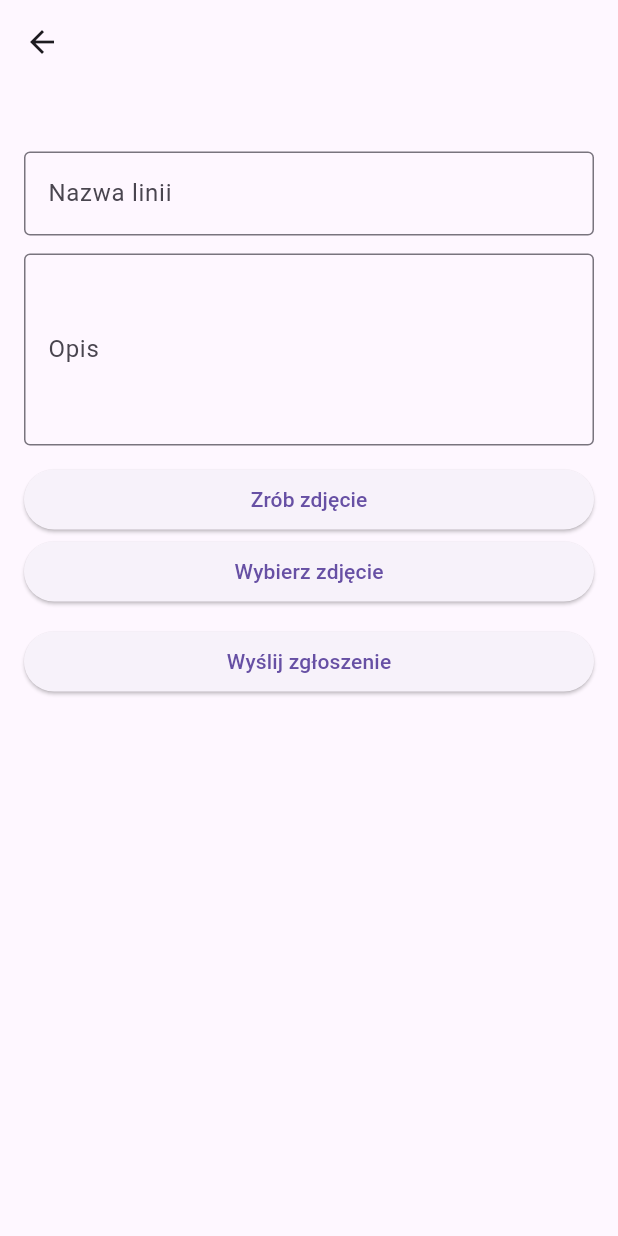
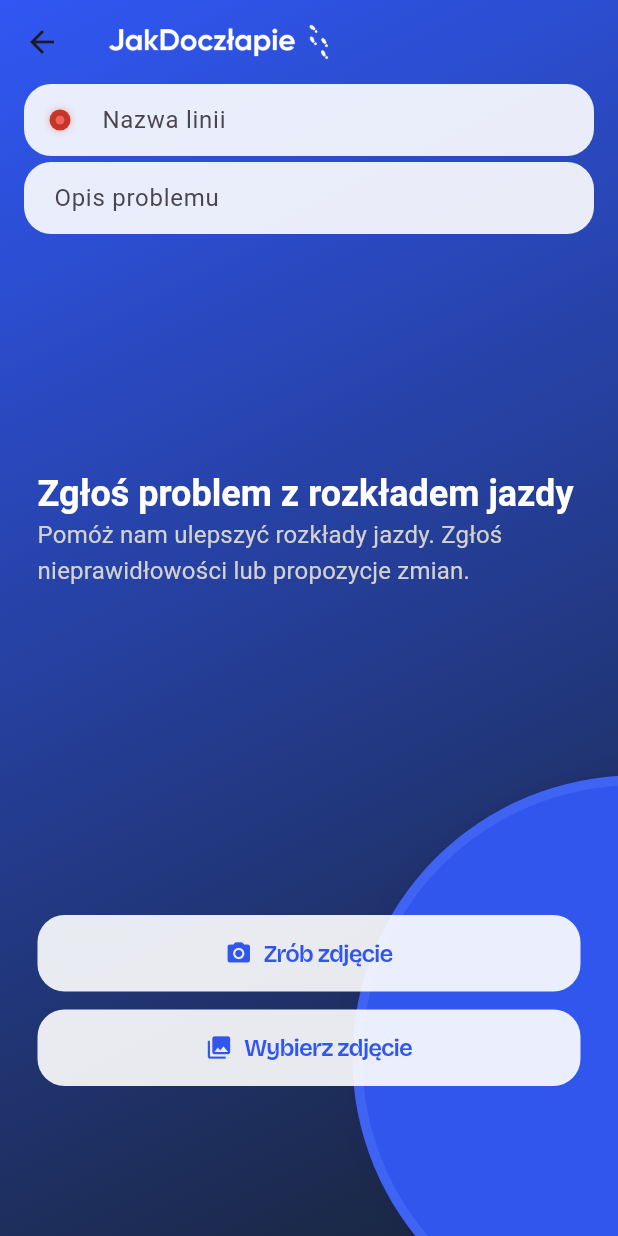
Before and after one commit to Solvro/mobile-jak-doczlapie, a Flutter app: the ReportScheduleView screen opened directly, on a phone screen of 412 x 824 dp. Run offline on Flutter 3.47's test engine with Material 3 defaults, Android fonts, the phone set to English and light mode, and no system bars; drawn by our look-alikes of flutter_form_builder, toastification; our stand-ins replace auto_route, device_preview, dio, flutter_hooks, flutter_map, flutter_svg and 11 more; generated files the repository leaves out were written again.

Commit message:
feat: redesign schedule upload form (#4)
* feat(bottom_nav): add extraBeanButtonLeft parameter to ClippedBottomNavBar for enhanced customization

* feat(report_schedule): add MultilineInput widget for description and refactor form layout and UI

* feat(toastification): integrate toastification package for enhanced user notifications in report schedule

```diff
--- a/lib/app/app.dart
+++ b/lib/app/app.dart
@@ -1,4 +1,5 @@
 import "package:flutter/material.dart";
+import "package:toastification/toastification.dart";
 import "router.dart";
 import "theme.dart";
 
@@ -11,6 +12,8 @@ class App extends StatelessWidget {
   Widget build(BuildContext context) {
     final theme = AppTheme();
 
-    return MaterialApp.router(theme: theme.light, darkTheme: theme.dark, routerConfig: _appRouter.config());
+    return ToastificationWrapper(
+      child: MaterialApp.router(theme: theme.light, darkTheme: theme.dark, routerConfig: _appRouter.config()),
+    );
   }
 }
--- /dev/null
+++ b/lib/common/widgets/inputs/multiline_input.dart
@@ -0,0 +1,56 @@
+import "package:flutter/material.dart";
+import "package:flutter_hooks/flutter_hooks.dart";
+import "../../../app/tokens.dart";
+
+class MultilineInput extends HookWidget {
+  const MultilineInput({
+    super.key,
+    required this.controller,
+    this.hintText = "Jaki przystanek?",
+    this.onChanged,
+    this.onSubmitted,
+    this.focusNode,
+    this.color,
+    this.isReadonly = false,
+    this.transparent = false,
+  });
+  final TextEditingController controller;
+  final String hintText;
+  final ValueChanged<String>? onChanged;
+  final ValueChanged<String>? onSubmitted;
+  final FocusNode? focusNode;
+  final Color? color;
+
+  final bool isReadonly;
+
+  final bool transparent;
+
+  @override
+  Widget build(BuildContext context) {
+    return SizedBox(
+      height: 150,
+      child: TextField(
+        controller: controller,
+        focusNode: focusNode,
+        onChanged: (value) {
+          onChanged?.call(value);
+        },
+        readOnly: isReadonly,
+        canRequestFocus: !isReadonly,
+        enabled: !isReadonly,
+        onSubmitted: onSubmitted,
+        maxLines: null,
+        textAlignVertical: TextAlignVertical.center,
+        style: TextStyle(color: transparent ? Colors.white : null),
+        decoration: InputDecoration(
+          hintStyle: transparent ? const TextStyle(color: Colors.white) : null,
+          filled: true,
+          fillColor: transparent ? Colors.transparent : Colors.white.withValues(alpha: 0.9),
+          hintText: hintText,
+          border: OutlineInputBorder(borderRadius: BorderRadius.circular(r18), borderSide: BorderSide.none),
+          contentPadding: const EdgeInsets.symmetric(horizontal: p16),
+        ),
+      ),
+    );
+  }
+}
--- a/lib/features/bottom_nav/view/bottom_nav_bar.dart
+++ b/lib/features/bottom_nav/view/bottom_nav_bar.dart
@@ -18,10 +18,12 @@ class ClippedBottomNavBar extends HookConsumerWidget {
     this.variant = ClippedBottomNavBarVariant.normal,
     this.extraBeanButton,
     this.showListSwitch = false,
+    this.extraBeanButtonLeft,
   });
 
   final ClippedBottomNavBarVariant variant;
   final Widget? extraBeanButton;
+  final Widget? extraBeanButtonLeft;
   final bool showListSwitch;
   @override
   Widget build(BuildContext context, WidgetRef ref) {
@@ -54,7 +56,7 @@ class ClippedBottomNavBar extends HookConsumerWidget {
                   spacing: p8,
                   children: [
                     if (showListSwitch) const MapListSwitchButton(),
-                    if (!showListSwitch) const SizedBox(width: 56),
+                    if (!showListSwitch) SizedBox(width: 56, child: extraBeanButtonLeft ?? const SizedBox.shrink()),
                     const Spacer(),
                     BeanButton(
                       icon: SvgPicture.asset(
--- /dev/null
+++ b/lib/features/report_schedule/view/report_schedule_button.dart
@@ -0,0 +1,17 @@
+import "package:auto_route/auto_route.dart";
+import "package:flutter/material.dart";
+
+import "../../../app/router.dart";
+import "../../bottom_nav/view/bean_button.dart";
+
+class ReportScheduleButton extends StatelessWidget {
+  const ReportScheduleButton({super.key});
+
+  @override
+  Widget build(BuildContext context) {
+    return BeanButton(
+      icon: const Icon(Icons.camera_alt, color: Colors.white),
+      onTap: () => context.router.push(const ReportScheduleRoute()),
+    );
+  }
+}
--- a/lib/features/report_schedule/view/report_schedule_view.dart
+++ b/lib/features/report_schedule/view/report_schedule_view.dart
@@ -4,10 +4,16 @@ import "package:auto_route/auto_route.dart";
 import "package:flutter/material.dart";
 import "package:flutter_form_builder/flutter_form_builder.dart";
 import "package:flutter_hooks/flutter_hooks.dart";
-import "package:form_builder_validators/form_builder_validators.dart";
 import "package:image_picker/image_picker.dart";
+import "package:toastification/toastification.dart";
 
-import "../../../common/widgets/app_bars/app_bar.dart";
+import "../../../app/theme.dart";
+import "../../../app/tokens.dart";
+import "../../../common/widgets/app_bars/simple_logo_app_bar.dart";
+import "../../../common/widgets/gradient_scaffold.dart";
+import "../../../common/widgets/inputs/multiline_input.dart";
+import "../../../common/widgets/inputs/my_input.dart";
+import "../../stops/view/animated_double_circle.dart";
 import "../hooks/use_image_picker.dart";
 
 class ReportScheduleView extends HookWidget {
@@ -18,62 +24,155 @@ class ReportScheduleView extends HookWidget {
     final imagePicker = useImagePicker();
     final image = imagePicker.image.value;
     final key = useRef(GlobalKey<FormBuilderState>());
+    final nameController = useTextEditingController();
+    final descriptionController = useTextEditingController();
 
     return FormBuilder(
       key: key.value,
-      child: Scaffold(
-        appBar: const CommonAppBar(),
-        body: Padding(
-          padding: const EdgeInsets.all(16),
-          child: Column(
-            crossAxisAlignment: CrossAxisAlignment.stretch,
-            spacing: 12,
+      child: GradientScaffold(
+        safeArea: false,
+        body: Stack(
           children: [
-              FormBuilderTextField(
-                name: "name",
-                decoration: const InputDecoration(labelText: "Nazwa linii"),
-                validator: FormBuilderValidators.required(),
+            AnimatedDoubleCircle(isBigger: image != null),
+            Column(
+              children: [
+                SimpleLogoAppBar(),
+                Padding(
+                  padding: const EdgeInsets.symmetric(horizontal: p16),
+                  child: MyInput(controller: nameController, hintText: "Nazwa linii"),
                 ),
-              FormBuilderTextField(
-                minLines: 4,
-                maxLines: 7,
-                name: "description",
-                decoration: const InputDecoration(labelText: "Opis"),
-                validator: FormBuilderValidators.required(),
+                Padding(
+                  padding: const EdgeInsets.symmetric(horizontal: p16),
+                  child: MultilineInput(controller: descriptionController, hintText: "Opis problemu"),
                 ),
-
-              if (image != null) Image.file(File(image.path), height: 200, fit: BoxFit.cover),
-              if (image == null)
-                Column(
-                  mainAxisSize: MainAxisSize.min,
-                  crossAxisAlignment: CrossAxisAlignment.stretch,
-                  children: [
-                    ElevatedButton(
-                      onPressed: () => imagePicker.pickImage(ImageSource.camera),
-                      child: const Text("Zrób zdjęcie"),
+                Expanded(
+                  child: ReportScheduleViewContent(
+                    image: image,
+                    imagePicker: imagePicker,
+                    onFormSubmit: () {
+                      if (key.value.currentState?.saveAndValidate() ?? false) {
+                        toastification.show(
+                          type: ToastificationType.success,
+                          style: ToastificationStyle.flat,
+                          title: const Text("Zgłoszenie wysłane pomyślnie"),
+                          autoCloseDuration: const Duration(seconds: 3),
+                          alignment: Alignment.topCenter,
+                        );
+                        context.router.pop();
+                      }
+                    },
                   ),
-                    ElevatedButton(
-                      onPressed: () => imagePicker.pickImage(ImageSource.gallery),
-                      child: const Text("Wybierz zdjęcie"),
                 ),
               ],
             ),
+          ],
+        ),
+      ),
+    );
+  }
+}
 
-              ElevatedButton(
-                onPressed: () {
-                  if (key.value.currentState?.saveAndValidate() ?? false) {
-                    ScaffoldMessenger.of(
-                      context,
-                    ).showSnackBar(const SnackBar(content: Text("Zgłoszenie wysłane pomyślnie")));
-                    context.router.pop();
-                  }
-                },
-                child: const Text("Wyślij zgłoszenie"),
+class ReportScheduleViewContent extends StatelessWidget {
+  const ReportScheduleViewContent({
+    super.key,
+    required this.image,
+    required this.imagePicker,
+    required this.onFormSubmit,
+  });
+
+  final XFile? image;
+  final dynamic imagePicker;
+  final VoidCallback onFormSubmit;
+
+  @override
+  Widget build(BuildContext context) {
+    final isBigger = image != null;
+    return Stack(
+      fit: StackFit.expand,
+      children: [
+        if (image == null)
+          Positioned(
+            left: 25,
+            top: 55,
+            right: 27,
+            child: Text.rich(
+              TextSpan(
+                children: [
+                  TextSpan(
+                    text: isBigger ? "Zgłoś problem z rozkładem jazdy\n" : "Zgłoś problem z rozkładem jazdy\n",
+                    style: context.textTheme.headlineSmall?.white.bold,
+                  ),
+                  if (!isBigger)
+                    TextSpan(
+                      text: "Pomóż nam ulepszyć rozkłady jazdy. Zgłoś nieprawidłowości lub propozycje zmian.",
+                      style: context.textTheme.titleMedium?.w400.withColor(const Color(0xFFD4D2CC)),
                     ),
                 ],
               ),
             ),
           ),
+
+        if (image != null)
+          Positioned(
+            left: 25,
+            right: 25,
+            top: 30,
+            child: Container(
+              height: 200,
+              decoration: BoxDecoration(
+                borderRadius: BorderRadius.circular(r18),
+                image: DecorationImage(image: FileImage(File(image!.path)), fit: BoxFit.cover),
+              ),
+            ),
+          ),
+
+        // Image picker buttons
+        if (image == null)
+          Positioned(
+            left: 25,
+            right: 25,
+            bottom: 100,
+            child: Column(
+              mainAxisSize: MainAxisSize.min,
+              children: [
+                FilledButton.icon(
+                  onPressed: () => imagePicker.pickImage(ImageSource.camera),
+                  icon: const Icon(Icons.camera_alt),
+                  label: const Text("Zrób zdjęcie"),
+                  style: FilledButton.styleFrom(
+                    backgroundColor: Colors.white.withValues(alpha: 0.9),
+                    foregroundColor: const Color(0xFF3156EE),
+                    minimumSize: const Size(double.infinity, 48),
+                  ),
+                ),
+                const SizedBox(height: p12),
+                FilledButton.icon(
+                  onPressed: () => imagePicker.pickImage(ImageSource.gallery),
+                  icon: const Icon(Icons.photo_library),
+                  label: const Text("Wybierz zdjęcie"),
+                  style: FilledButton.styleFrom(
+                    backgroundColor: Colors.white.withValues(alpha: 0.9),
+                    foregroundColor: const Color(0xFF3156EE),
+                    minimumSize: const Size(double.infinity, 48),
+                  ),
+                ),
+              ],
+            ),
+          ),
+
+        // Submit button
+        Positioned(
+          bottom: 110,
+          left: 25,
+          right: 25,
+          child: AnimatedSwitcher(
+            duration: const Duration(milliseconds: 300),
+            child: isBigger
+                ? FilledButton(onPressed: onFormSubmit, child: const Text("WYŚLIJ ZGŁOSZENIE"))
+                : const SizedBox.shrink(),
+          ),
+        ),
+      ],
     );
   }
 }
--- a/lib/features/routes/view/routes_view.dart
+++ b/lib/features/routes/view/routes_view.dart
@@ -11,6 +11,7 @@ import "../../../common/widgets/gradient_scaffold.dart";
 import "../../../common/widgets/inputs/my_input.dart";
 import "../../../gen/assets.gen.dart";
 import "../../bottom_nav/view/bottom_nav_bar.dart";
+import "../../report_schedule/view/report_schedule_button.dart";
 import "../../stops/view/animated_double_circle.dart";
 import "../../stops/view/location_picker_input.dart";
 
@@ -135,6 +136,7 @@ class RoutesViewContent extends StatelessWidget {
           right: 0,
           child: ClippedBottomNavBar(
             variant: isBigger ? ClippedBottomNavBarVariant.small : ClippedBottomNavBarVariant.verySmall,
+            extraBeanButtonLeft: const ReportScheduleButton(),
           ),
         ),
         if (isBigger)
--- a/lib/features/stops/view/stops_view.dart
+++ b/lib/features/stops/view/stops_view.dart
@@ -5,6 +5,7 @@ import "../../../app/router.dart";
 import "../../../app/theme.dart";
 import "../../../gen/assets.gen.dart";
 import "../../bottom_nav/view/bottom_nav_bar.dart";
+import "../../report_schedule/view/report_schedule_button.dart";
 
 class StopsView extends StatelessWidget {
   const StopsView({super.key, required this.isBigger, required this.locationAddress});
@@ -23,6 +24,7 @@ class StopsView extends StatelessWidget {
           right: 0,
           child: ClippedBottomNavBar(
             variant: !isBigger ? ClippedBottomNavBarVariant.verySmall : ClippedBottomNavBarVariant.small,
+            extraBeanButtonLeft: const ReportScheduleButton(),
           ),
         ),
         if (isBigger)
--- a/pubspec.yaml
+++ b/pubspec.yaml
@@ -35,6 +35,7 @@ dependencies:
   json_annotation: ^4.9.0
   intl: ^0.20.2
   shimmer: ^3.0.0
+  toastification: ^3.0.3
 
 dev_dependencies:
   flutter_test:
```
Also changed, not shown: pubspec.lock. Lines whose indentation alone changed are shown as unchanged.
